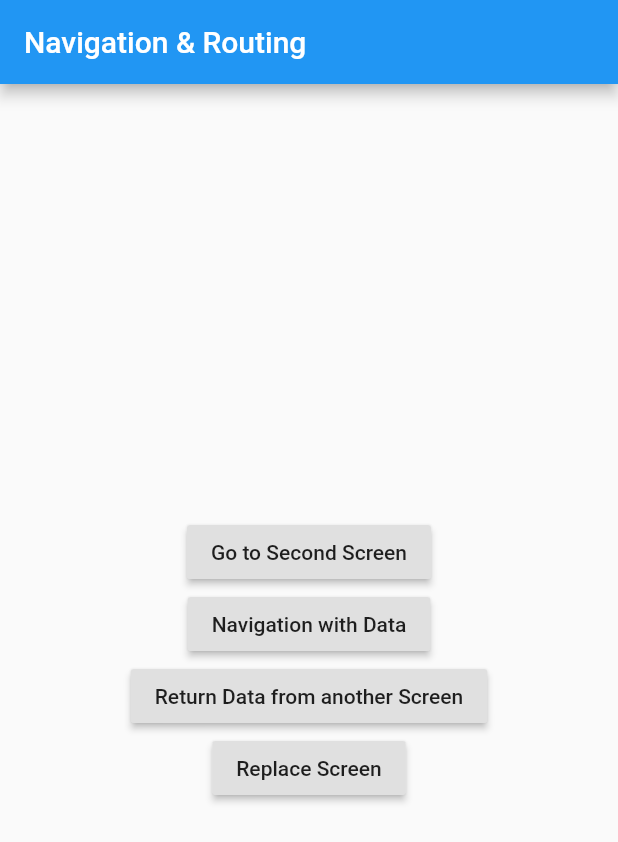
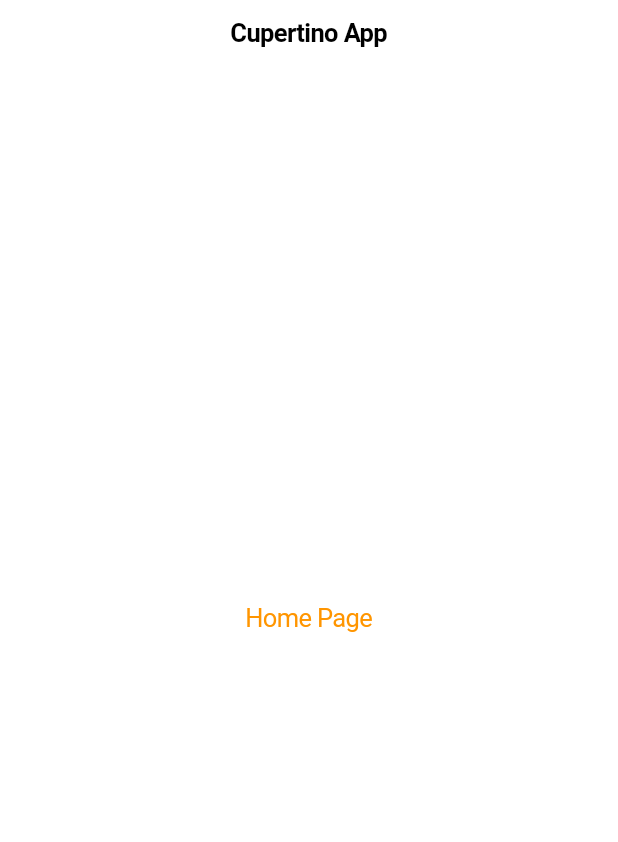
Before and after one commit to AnandaDwiprayoga/flutter-fundamental, a Flutter app: the screen it shows after launch, on a phone screen of 412 x 824 dp. Shown: the top 842 px of the screen. Run offline on Flutter 3.47's test engine with Material 2 defaults, Android fonts, the light colour scheme and no system bars.

Commit message:
cupertinoPageScaffold

```diff
--- a/lib/FirstScreen.dart
+++ /dev/null
@@ -1,170 +0,0 @@
-import 'package:flutter/material.dart';
-
-class FirstScreen extends StatelessWidget {
-
-  final _scaffoldKey = GlobalKey<ScaffoldState>();
-
-  @override
-  Widget build(BuildContext context) {
-    return Scaffold(
-        key: _scaffoldKey,
-        appBar: AppBar(
-          title: Text('Navigation & Routing'),
-        ),
-        body: Center(
-          child: Column(
-            mainAxisAlignment: MainAxisAlignment.center,
-            children: <Widget>[
-              RaisedButton(
-                child: Text('Go to Second Screen'),
-                onPressed: (){
-                  //normal navigation menggunakan Navigator.push/pop
-                  Navigator.pushNamed(context, '/secondScreen');
-                }
-              ),
-              RaisedButton(
-                child: Text('Navigation with Data'),
-                onPressed: (){
-                  Navigator.pushNamed(context, '/secondScreenWithData', arguments: 'Hello from first Screen!');
-                }
-              ),
-              RaisedButton(
-                child: Text('Return Data from another Screen'),
-                onPressed: () async {
-                  //menggunakan async await karena pushNamed adalah future, artinya mengembalikan nilai
-                  //jadi alangkah baiknya menggunakan await untuk menunggu nilai kembalian
-                  final result = await Navigator.pushNamed(context, '/returnDataScreen');
-                  SnackBar snackBar = SnackBar(content: Text(result));
-                  //karna snackbar adalah komponen material design jadi membutuhkan
-                  //context dari scaffold kemudian menambahkan parameter key di scaffold widget
-                  //sebagai identifier nya
-                  _scaffoldKey.currentState.showSnackBar(snackBar);
-                }
-              ),
-              RaisedButton(
-                child: Text('Replace Screen'),
-                onPressed: (){
-                  Navigator.pushNamed(context, '/replacementScreen');
-                }
-              )
-            ],
-          ),
-        ),
-    );
-  }
-}
-
-class SecondScreen extends StatelessWidget {
-  @override
-  Widget build(BuildContext context) {
-    return Scaffold(
-        body: Center(
-          child: RaisedButton(
-            child: Text('Back'),
-            onPressed: (){
-              //normal navigation
-               Navigator.pop(context);
-            }
-          ),
-        ),
-    );
-  }
-}
-
-
-class SecondScreenWithData extends StatelessWidget {
-  @override
-  Widget build(BuildContext context) {
-
-    //ModalRoute.of() sama seperti intent.getXxx jika di android
-    final String data = ModalRoute.of(context).settings.arguments;
-
-    return Scaffold(
-        body: Center(
-          child: Column(
-            mainAxisAlignment: MainAxisAlignment.center,
-            children: <Widget>[
-                Text(data),
-                RaisedButton(
-                  child: Text('Back'),
-                  onPressed: (){
-                    Navigator.pop(context);
-                  }
-                ),
-            ],
-          ),
-        ),
-    );
-  }
-}
-
-
-class ReturnDataScreen extends StatelessWidget {
-
-  final textController = TextEditingController();
-
-  @override
-  Widget build(BuildContext context) {
-    return Scaffold(
-      body: Center(
-        child: Column(
-          mainAxisAlignment: MainAxisAlignment.center,
-          children: <Widget>[
-            Padding(
-              padding: const EdgeInsets.symmetric(horizontal: 16.0),
-              child: TextField(
-                controller: textController,
-                decoration: InputDecoration(labelText: 'Enter your name'),
-              ),
-            ),
-            RaisedButton(
-              child: Text('Send'),
-              onPressed: (){
-                Navigator.pop(context, textController.text);
-              }
-            )
-          ],
-        ),
-      ),
-    );
-  }
-}
-
-class ReplacementScreen extends StatelessWidget {
-  @override
-  Widget build(BuildContext context) {
-    return Scaffold(
-      body: Center(
-        child: RaisedButton(
-          child: Text('Open Another Screen'),
-          onPressed: (){
-            //pushreplacement seperti fragment tetapi tidak addToBackStage
-            Navigator.pushReplacementNamed(context, '/anotherScreen');
-          }
-        ),
-      ),
-    );
-  }
-}
-
-class AnotherScreen extends StatelessWidget {
-  @override
-  Widget build(BuildContext context) {
-    return Scaffold(
-      body: Center(
-        child: Column(
-          mainAxisAlignment: MainAxisAlignment.center,
-          children: <Widget>[
-            Text('Back to First Screen'),
-            RaisedButton(
-              child: Text('Back'),
-              onPressed: (){
-                Navigator.pop(context);
-              }
-            )
-          ],
-        ),
-      ),
-    );
-  }
-}
--- /dev/null
+++ b/lib/home_page.dart
@@ -0,0 +1,18 @@
+import 'package:flutter/cupertino.dart';
+
+class HomePage extends StatelessWidget {
+  @override
+  Widget build(BuildContext context) {
+    return CupertinoPageScaffold(
+      navigationBar: CupertinoNavigationBar(
+        middle: Text('Cupertino App'),
+      ),
+      child: Center(
+        child: Text(
+          'Home Page',
+          style: CupertinoTheme.of(context).textTheme.navActionTextStyle,
+        ),
+      ),
+    );
+  }
+}
--- a/lib/main.dart
+++ b/lib/main.dart
@@ -1,5 +1,5 @@
-import 'package:flutter/material.dart';
-import 'package:routing/FirstScreen.dart';
+import 'package:flutter/cupertino.dart';
+import 'package:routing/home_page.dart';
 
 void main() {
   runApp(MyApp());
@@ -9,21 +9,11 @@ class MyApp extends StatelessWidget {
   // This widget is the root of your application.
   @override
   Widget build(BuildContext context) {
-    return MaterialApp(
-      title: 'Flutter Demo Route',
-      theme: ThemeData(
-        primarySwatch: Colors.blue
+    return CupertinoApp(
+      theme: CupertinoThemeData(
+        primaryColor: CupertinoColors.systemOrange
       ),
-      //jika menggunakan initialRoute tidak bisa menggunakan parameter home
-      initialRoute: '/',
-      routes: {
-        '/': (context) => FirstScreen(),
-        '/secondScreen' : (context) => SecondScreen(),
-        '/secondScreenWithData' : (context) => SecondScreenWithData(),
-        '/returnDataScreen' : (context) => ReturnDataScreen(),
-        '/replacementScreen' : (context) => ReplacementScreen(),
-        '/anotherScreen' : (context) => AnotherScreen()
-      },
+      home: HomePage(),
     );
   }
 }
```
